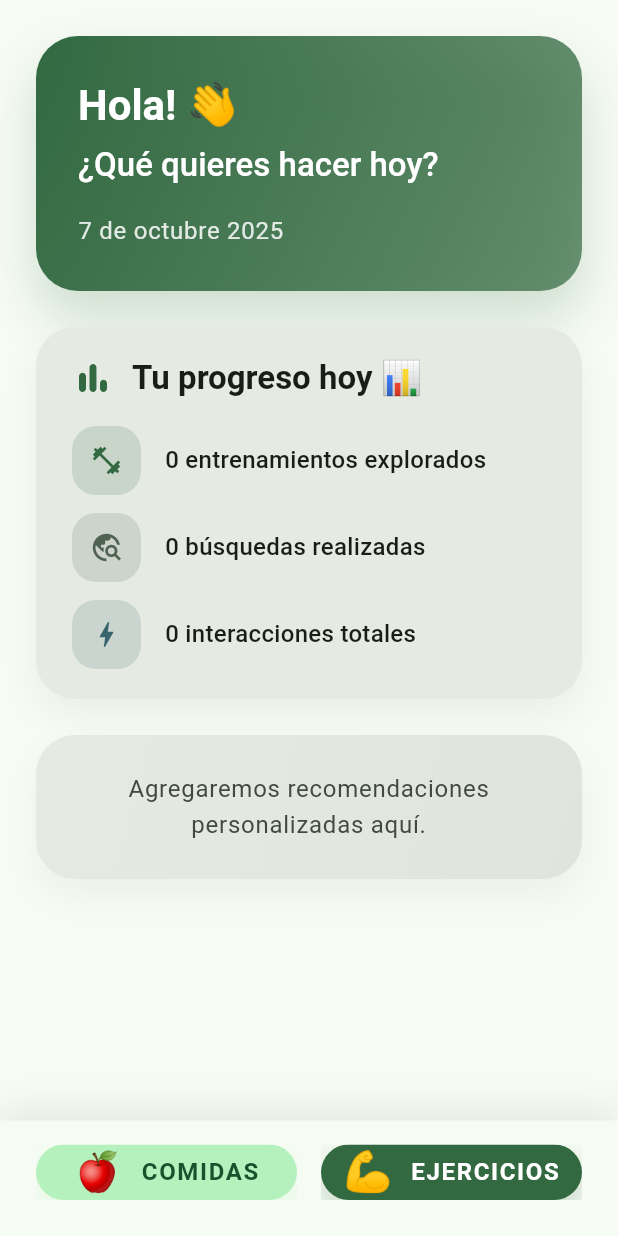
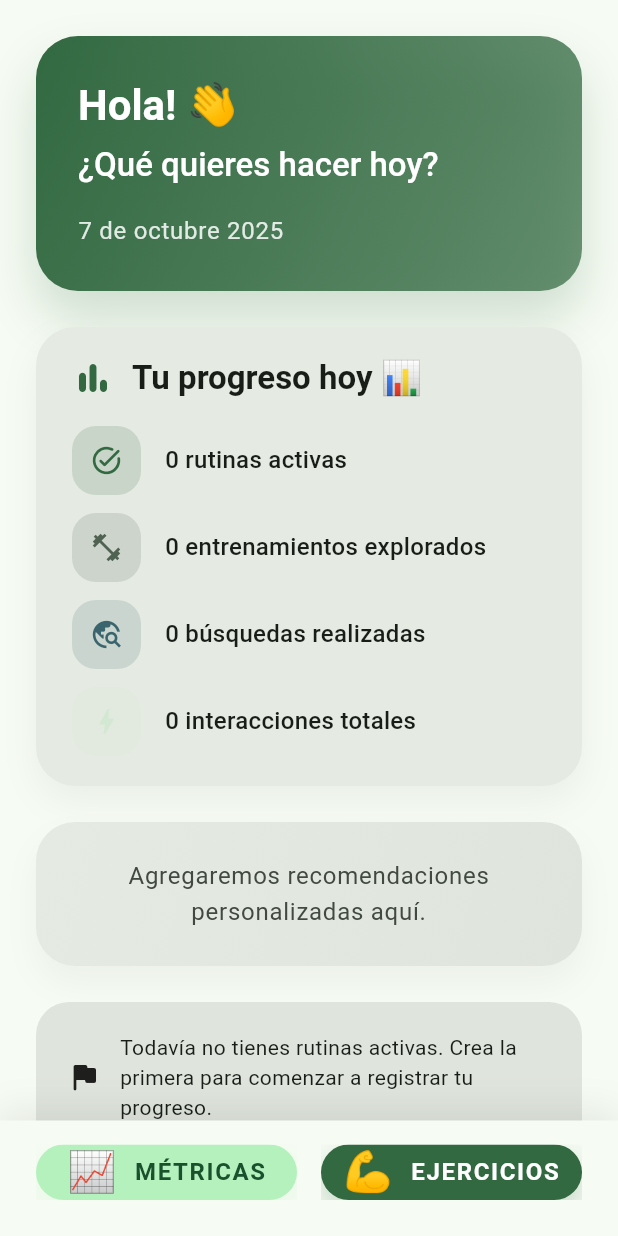
Before and after one commit to Kevinbeltran123/MyFitnessApp, a Flutter app: the screen it shows after launch, on a phone screen of 412 x 824 dp. Run offline on Flutter 3.47's test engine with Material 3 defaults, Android fonts, the phone set to English and light mode, and no system bars; our stand-ins replace flutter_riverpod, isar; accounts and stored records are empty; generated files the repository leaves out were written again; network calls fail.

Commit message:
Nueva arquitectura para crear rutina

```diff
--- a/lib/main.dart
+++ b/lib/main.dart
@@ -1,9 +1,10 @@
 import 'package:flutter/material.dart';
+import 'package:flutter_riverpod/flutter_riverpod.dart';
 
 import 'package:my_fitness_tracker/screens/home_screen.dart';
 
 void main() {
-  runApp(const MyFitnessTrackerApp());
+  runApp(const ProviderScope(child: MyFitnessTrackerApp()));
 }
 
 class MyFitnessTrackerApp extends StatelessWidget {
--- a/lib/presentation/home/home_providers.dart
+++ b/lib/presentation/home/home_providers.dart
@@ -1,5 +1,6 @@
 import 'package:flutter_riverpod/flutter_riverpod.dart';
 import 'package:my_fitness_tracker/application/routines/create_routine.dart';
+import 'package:my_fitness_tracker/application/routines/routine_service.dart';
 import 'package:my_fitness_tracker/domain/routines/routine_entities.dart';
 import 'package:my_fitness_tracker/domain/routines/routine_repository.dart';
 import 'package:my_fitness_tracker/infrastructure/isar/isar_providers.dart';
@@ -43,3 +44,8 @@ final createRoutineUseCaseProvider = Provider<AsyncValue<CreateRoutine>>((
   final repoAsync = ref.watch(routineRepositoryProvider);
   return repoAsync.whenData(CreateRoutine.new);
 });
+
+final routineServiceProvider = Provider<AsyncValue<RoutineService>>((Ref ref) {
+  final repoAsync = ref.watch(routineRepositoryProvider);
+  return repoAsync.whenData((RoutineRepository repo) => RoutineService(repository: repo));
+});
--- a/lib/screens/home_screen.dart
+++ b/lib/screens/home_screen.dart
@@ -1,19 +1,21 @@
 import 'package:flutter/material.dart';
-
+import 'package:flutter_riverpod/flutter_riverpod.dart';
+import 'package:my_fitness_tracker/domain/routines/routine_entities.dart';
 import 'package:my_fitness_tracker/models/workout_plan.dart';
+import 'package:my_fitness_tracker/presentation/home/home_providers.dart';
+import 'package:my_fitness_tracker/presentation/routines/routine_list_controller.dart';
+import 'package:my_fitness_tracker/presentation/routines/routine_list_screen.dart';
 import 'package:my_fitness_tracker/screens/exercises_screen.dart';
-import 'package:my_fitness_tracker/services/api_client.dart';
 import 'package:my_fitness_tracker/services/workout_service.dart';
 
-class HomeScreen extends StatefulWidget {
+class HomeScreen extends ConsumerStatefulWidget {
   const HomeScreen({super.key});
 
   @override
-  State<HomeScreen> createState() => _HomeScreenState();
+  ConsumerState<HomeScreen> createState() => _HomeScreenState();
 }
 
-class _HomeScreenState extends State<HomeScreen> {
-  late final ApiClient _apiClient;
+class _HomeScreenState extends ConsumerState<HomeScreen> {
   late final WorkoutService _workoutService;
   late Future<_HomeSummary> _summaryFuture;
   int _searchInteractions = 0;
@@ -21,15 +23,9 @@ class _HomeScreenState extends State<HomeScreen> {
   @override
   void initState() {
     super.initState();
-    _apiClient = ApiClient();
-    _workoutService = WorkoutService(_apiClient);
+    final workoutServiceAsync = ref.read(workoutServiceProvider);
+    _workoutService = workoutServiceAsync;
     _summaryFuture = _loadSummary();
-  }
-
-  @override
-  void dispose() {
-    _apiClient.close();
-    super.dispose();
   }
 
   Future<_HomeSummary> _loadSummary() async {
@@ -51,10 +47,10 @@ class _HomeScreenState extends State<HomeScreen> {
     });
   }
 
-  void _openMeals() {
+  void _openComingSoon() {
     ScaffoldMessenger.of(context).showSnackBar(
       const SnackBar(
-        content: Text('La sección de comidas estará disponible pronto.'),
+        content: Text('Las métricas corporales llegarán muy pronto.'),
       ),
     );
   }
@@ -68,9 +64,22 @@ class _HomeScreenState extends State<HomeScreen> {
     );
   }
 
+  Future<void> _openRoutines() async {
+    await Navigator.of(context).push(
+      MaterialPageRoute<void>(
+        builder: (BuildContext context) => const RoutineListScreen(),
+      ),
+    );
+  }
+
   @override
   Widget build(BuildContext context) {
     final theme = Theme.of(context);
+    final routinesAsync = ref.watch(routineListControllerProvider);
+    final routineCount = routinesAsync.maybeWhen(
+      data: (List<Routine> routines) => routines.length,
+      orElse: () => 0,
+    );
 
     return Scaffold(
       backgroundColor: theme.colorScheme.surface,
@@ -89,7 +98,7 @@ class _HomeScreenState extends State<HomeScreen> {
 
                 final summary = snapshot.data!;
                 final exercisesExplored = summary.workouts.length;
-                final activityMoments = exercisesExplored + _searchInteractions;
+                final activityMoments = exercisesExplored + _searchInteractions + routineCount;
 
                 return Column(
                   children: <Widget>[
@@ -108,16 +117,26 @@ class _HomeScreenState extends State<HomeScreen> {
                                 exercises: exercisesExplored,
                                 searches: _searchInteractions,
                                 activityMoments: activityMoments,
+                                routines: routineCount,
                               ),
                               const SizedBox(height: 24),
                               _SpotlightSection(workouts: summary.workouts),
+                              const SizedBox(height: 24),
+                              routinesAsync.when(
+                                data: (List<Routine> routines) => GestureDetector(
+                                  onTap: _openRoutines,
+                                  child: _RoutineGlance(routines: routines),
+                                ),
+                                loading: () => const _RoutineGlance.loading(),
+                                error: (_, __) => const SizedBox.shrink(),
+                              ),
                             ],
                           ),
                         ),
                       ),
                     ),
                     _FixedActionBar(
-                      onMealsTap: _openMeals,
+                      onMetricsTap: _openComingSoon,
                       onExercisesTap: _openExercises,
                     ),
                   ],
@@ -203,11 +222,13 @@ class _ProgressCard extends StatelessWidget {
     required this.exercises,
     required this.searches,
     required this.activityMoments,
+    required this.routines,
   });
 
   final int exercises;
   final int searches;
   final int activityMoments;
+  final int routines;
 
   @override
   Widget build(BuildContext context) {
@@ -248,21 +269,27 @@ class _ProgressCard extends StatelessWidget {
           ),
           const SizedBox(height: 18),
           _ProgressBullet(
+            icon: Icons.task_alt_rounded,
+            label: '$routines rutinas activas',
+            color: colorScheme.primary,
+          ),
+          const SizedBox(height: 12),
+          _ProgressBullet(
             icon: Icons.fitness_center,
             label: '$exercises entrenamientos explorados',
-            color: colorScheme.primary,
+            color: colorScheme.secondary,
           ),
           const SizedBox(height: 12),
           _ProgressBullet(
             icon: Icons.travel_explore,
             label: '$searches búsquedas realizadas',
-            color: colorScheme.secondary,
+            color: colorScheme.tertiary,
           ),
           const SizedBox(height: 12),
           _ProgressBullet(
             icon: Icons.bolt,
             label: '$activityMoments interacciones totales',
-            color: colorScheme.tertiary,
+            color: colorScheme.secondaryContainer,
           ),
         ],
       ),
@@ -393,6 +420,73 @@ class _SpotlightSection extends StatelessWidget {
   }
 }
 
+class _RoutineGlance extends StatelessWidget {
+  const _RoutineGlance({required this.routines});
+  const _RoutineGlance.loading() : routines = const <Routine>[];
+
+  final List<Routine> routines;
+
+  @override
+  Widget build(BuildContext context) {
+    final theme = Theme.of(context);
+    if (routines.isEmpty) {
+      return Container(
+        padding: const EdgeInsets.all(20),
+        decoration: BoxDecoration(
+          color: theme.colorScheme.surfaceContainerHighest,
+          borderRadius: BorderRadius.circular(22),
+        ),
+        child: Row(
+          children: <Widget>[
+            const Icon(Icons.flag_rounded),
+            const SizedBox(width: 12),
+            Expanded(
+              child: Text(
+                'Todavía no tienes rutinas activas. Crea la primera para comenzar a registrar tu progreso.',
+                style: theme.textTheme.bodyMedium,
+              ),
+            ),
+          ],
+        ),
+      );
+    }
+
+    final preview = routines.take(3).map((Routine routine) => routine.name).join(' • ');
+    return Container(
+      padding: const EdgeInsets.all(20),
+      decoration: BoxDecoration(
+        color: theme.colorScheme.surfaceContainerHigh,
+        borderRadius: BorderRadius.circular(22),
+        border: Border.all(color: theme.colorScheme.outlineVariant),
+      ),
+      child: Row(
+        children: <Widget>[
+          Icon(Icons.list_alt_rounded, color: theme.colorScheme.primary),
+          const SizedBox(width: 12),
+          Expanded(
+            child: Column(
+              crossAxisAlignment: CrossAxisAlignment.start,
+              children: <Widget>[
+                Text(
+                  'Rutinas activas',
+                  style: theme.textTheme.titleMedium?.copyWith(fontWeight: FontWeight.w700),
+                ),
+                const SizedBox(height: 6),
+                Text(
+                  preview,
+                  maxLines: 2,
+                  overflow: TextOverflow.ellipsis,
+                  style: theme.textTheme.bodyMedium,
+                ),
+              ],
+            ),
+          ),
+        ],
+      ),
+    );
+  }
+}
+
 class _TagChip extends StatelessWidget {
   const _TagChip(this.label);
 
@@ -411,11 +505,11 @@ class _TagChip extends StatelessWidget {
 
 class _FixedActionBar extends StatelessWidget {
   const _FixedActionBar({
-    required this.onMealsTap,
+    required this.onMetricsTap,
     required this.onExercisesTap,
   });
 
-  final VoidCallback onMealsTap;
+  final VoidCallback onMetricsTap;
   final VoidCallback onExercisesTap;
 
   @override
@@ -442,11 +536,11 @@ class _FixedActionBar extends StatelessWidget {
         children: <Widget>[
           Expanded(
             child: _BottomActionButton(
-              icon: '🍎',
-              label: 'COMIDAS',
+              icon: '📈',
+              label: 'MÉTRICAS',
               background: theme.colorScheme.primaryContainer,
               foreground: theme.colorScheme.onPrimaryContainer,
-              onTap: onMealsTap,
+              onTap: onMetricsTap,
             ),
           ),
           const SizedBox(width: 16),
--- a/pubspec.yaml
+++ b/pubspec.yaml
@@ -37,6 +37,7 @@ dependencies:
   isar_flutter_libs: ^3.1.0+1
   collection: ^1.18.0
   path_provider: ^2.1.3
+  uuid: ^4.4.0
 
   # The following adds the Cupertino Icons font to your application.
   # Use with the CupertinoIcons class for iOS style icons.
```
Also changed, not shown: lib/application/routines/routine_service.dart (added, +79 -0 lines), lib/presentation/routines/routine_list_controller.dart (added, +38 -0 lines), lib/presentation/routines/routine_list_screen.dart (added, +259 -0 lines), pubspec.lock, 7 other files.
